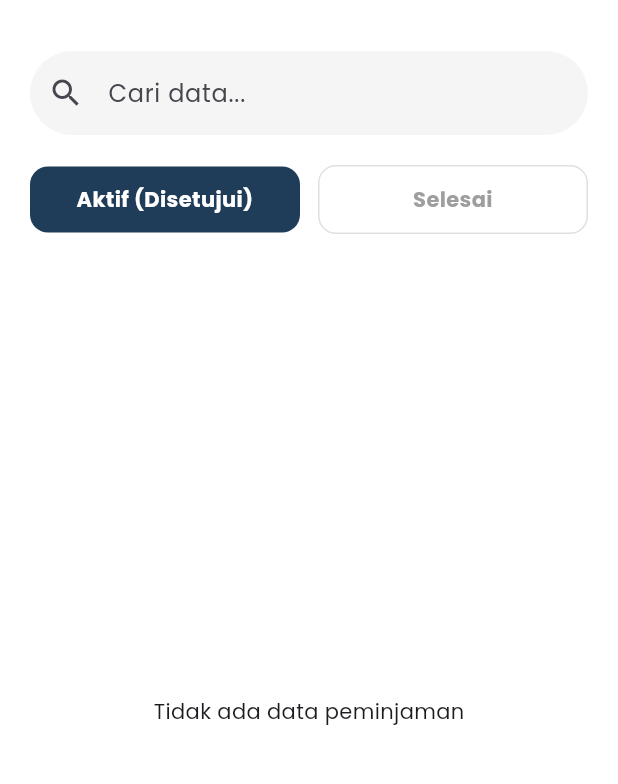
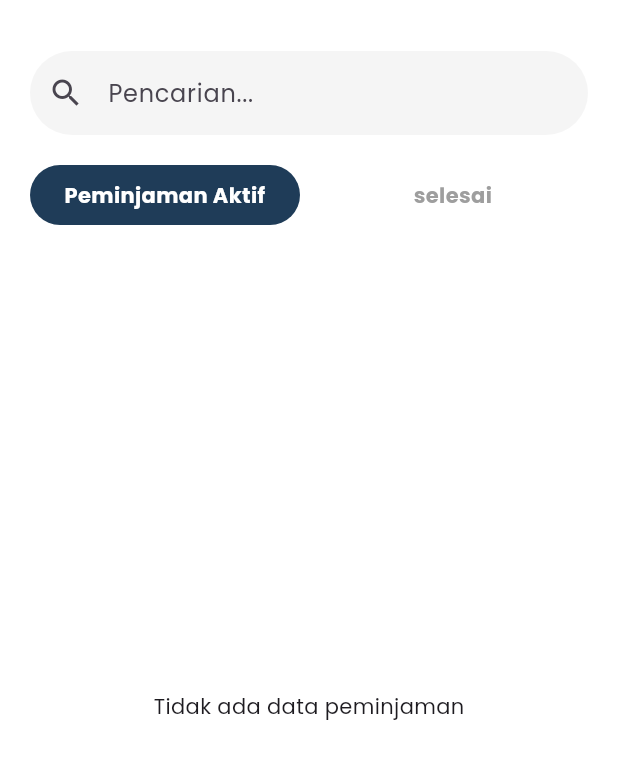
Before and after one commit to HusnulAzizah21/peminjaman_alat, a Flutter app: the PetugasPengembalianPage screen opened directly, on a phone screen of 412 x 824 dp, the part 63-847 px from its top. Run offline on Flutter 3.47's test engine with Material 3 defaults, Android fonts, the phone set to English and light mode, and no system bars; our stand-ins replace fl_chart, get, google_fonts, google_sign_in, image_picker, pdf and 2 more; accounts and stored records are empty; network calls fail.

```diff
--- a/lib/pages/admin/log_aktivitas/halaman_log.dart
+++ b/lib/pages/admin/log_aktivitas/halaman_log.dart
@@ -91,7 +91,7 @@ class _LogAktivitasPageState extends State<LogAktivitasPage> {
                       builder: (context, userSnapshot) {
                         // Data User asli dari database
                         String namaPetugas = userSnapshot.data?['nama'] ?? "Memuat...";
-                        String roleUser = userSnapshot.data?['role'] ?? "Petugas";
+                        String roleUser = userSnapshot.data?['role'] ?? "Admin";
 
                         return Container(
                           margin: const EdgeInsets.only(bottom: 15),
--- a/lib/pages/petugas/pengembalian/pengembalian.dart
+++ b/lib/pages/petugas/pengembalian/pengembalian.dart
@@ -114,7 +114,7 @@ class PetugasPengembalianPage extends StatelessWidget {
       child: TextField(
         onChanged: (val) => controller.searchQuery.value = val,
         decoration: InputDecoration(
-          hintText: "Cari data...",
+          hintText: "Pencarian...",
           prefixIcon: const Icon(Icons.search),
           filled: true,
           fillColor: Colors.grey.shade100,
@@ -129,9 +129,9 @@ class PetugasPengembalianPage extends StatelessWidget {
       padding: const EdgeInsets.symmetric(horizontal: 20),
       child: Row(
         children: [
-          _tabButton("Aktif (Disetujui)", controller.isTabAktif.value, () => controller.isTabAktif.value = true),
+          _tabButton("Peminjaman Aktif", controller.isTabAktif.value, () => controller.isTabAktif.value = true),
           const SizedBox(width: 12),
-          _tabButton("Selesai", !controller.isTabAktif.value, () => controller.isTabAktif.value = false),
+          _tabButton("selesai", !controller.isTabAktif.value, () => controller.isTabAktif.value = false),
         ],
       ),
     ));
@@ -142,11 +142,10 @@ class PetugasPengembalianPage extends StatelessWidget {
       child: InkWell(
         onTap: onTap,
         child: Container(
-          padding: const EdgeInsets.symmetric(vertical: 12),
+          padding: const EdgeInsets.symmetric(vertical: 10),
           decoration: BoxDecoration(
             color: active ? const Color(0xFF1F3C58) : Colors.white,
-            borderRadius: BorderRadius.circular(12),
-            border: active ? null : Border.all(color: Colors.grey.shade300),
+            borderRadius: BorderRadius.circular(50),
           ),
           child: Text(label, textAlign: TextAlign.center,
             style: TextStyle(color: active ? Colors.white : Colors.grey, fontWeight: FontWeight.bold)),
@@ -250,4 +249,4 @@ class PetugasPengembalianPage extends StatelessWidget {
       },
     );
   }
-}
+} //login google, realtime = buka 2 google chrome, batasan peminjaman, tambah kondisi barang. barang harus dikembalikan sebelum pinjam lagi.
--- a/pubspec.yaml
+++ b/pubspec.yaml
@@ -39,6 +39,7 @@ dependencies:
   fl_chart: ^0.70.2
   pdf: ^3.10.8
   printing: ^5.11.1
+  google_sign_in: ^6.2.1
 
   # The following adds the Cupertino Icons font to your application.
   # Use with the CupertinoIcons class for iOS style icons.
```
Also changed, not shown: lib/controllers/app_controller.dart (+36 -0 lines), lib/login_page.dart (+13 -0 lines), lib/pages/petugas/pengembalian/detail_pengembalian.dart (+47 -12 lines), pubspec.lock, 2 other files.
